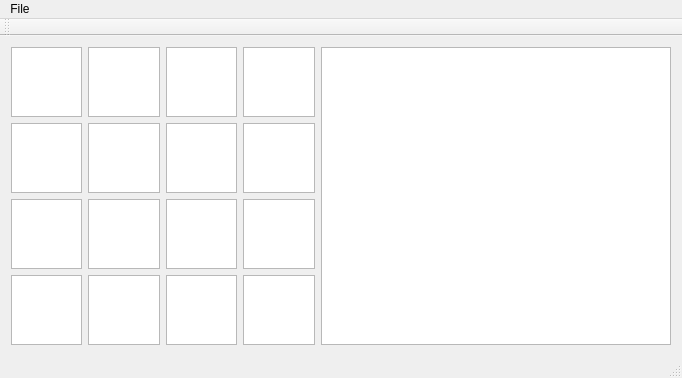
Above: src/mainwindow.ui from aaannndddyyy/paintatron before the change. Below: the same form after it.
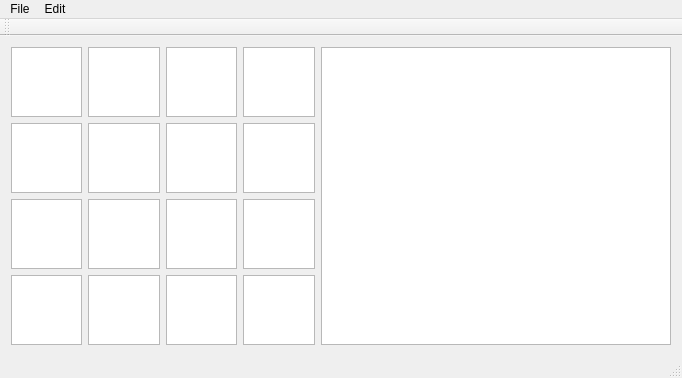
That is the form after the change.

```diff
--- a/src/mainwindow.ui
+++ b/src/mainwindow.ui
@@ -209,7 +209,14 @@
     <addaction name="actionLoadImage"/>
     <addaction name="actionExit"/>
    </widget>
+   <widget class="QMenu" name="menuEdit">
+    <property name="title">
+     <string>Edit</string>
+    </property>
+    <addaction name="actionClearSources"/>
+   </widget>
    <addaction name="menuFile"/>
+   <addaction name="menuEdit"/>
   </widget>
   <widget class="QToolBar" name="mainToolBar">
    <attribute name="toolBarArea">
```
Left out of the diff: 5 changed lines with no effect on the pictures.
